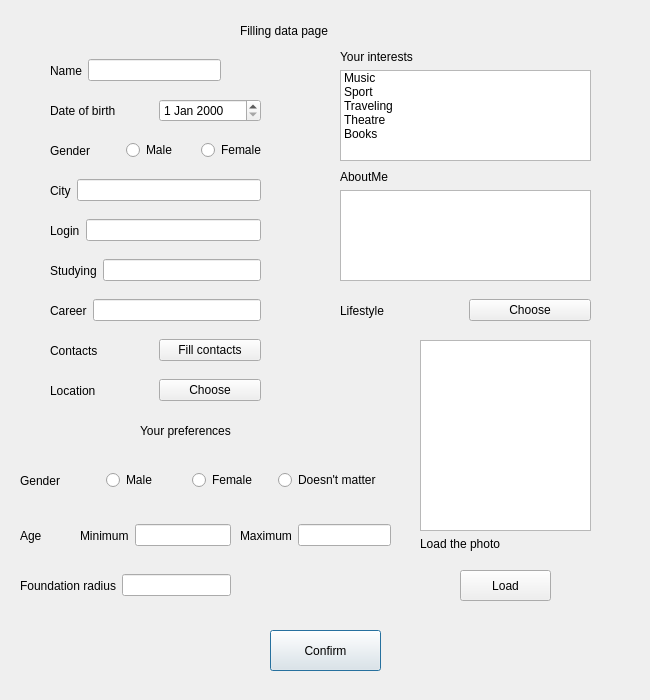
The window that HobbyHub/fillingdatapage.ui (cpp-park-vk-education/2023_1_Chaihona_-1) describes before a commit, drawn with Qt 5.
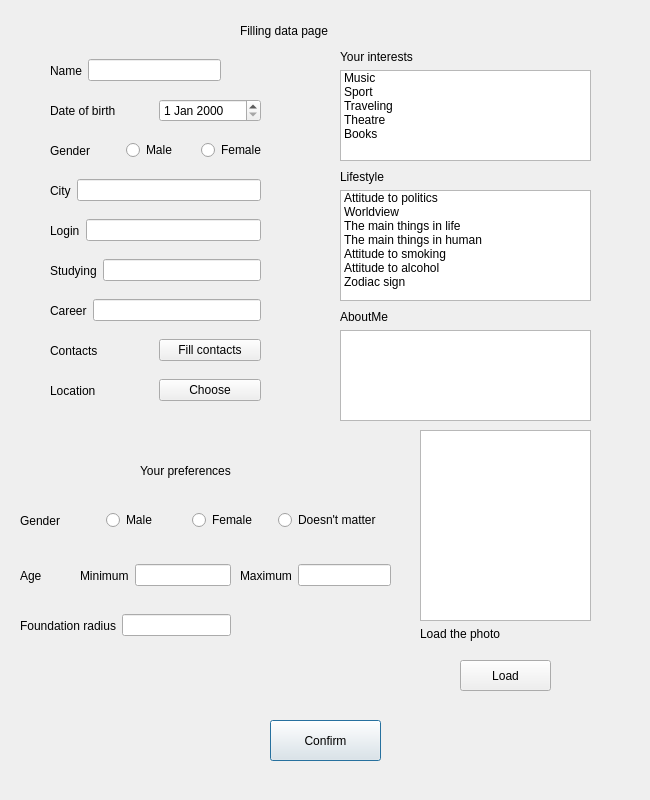
The same window after the commit.

```diff
--- a/HobbyHub/fillingdatapage.ui
+++ b/HobbyHub/fillingdatapage.ui
@@ -7,7 +7,7 @@
     <x>0</x>
     <y>0</y>
     <width>650</width>
-    <height>700</height>
+    <height>800</height>
    </rect>
   </property>
   <property name="windowTitle">
@@ -30,7 +30,7 @@
    <property name="geometry">
     <rect>
      <x>270</x>
-     <y>630</y>
+     <y>720</y>
      <width>111</width>
      <height>41</height>
     </rect>
@@ -157,7 +157,7 @@
    <property name="geometry">
     <rect>
      <x>420</x>
-     <y>340</y>
+     <y>430</y>
      <width>171</width>
      <height>211</height>
     </rect>
@@ -179,7 +179,7 @@
    <property name="geometry">
     <rect>
      <x>340</x>
-     <y>170</y>
+     <y>310</y>
      <width>251</width>
      <height>111</height>
     </rect>
@@ -201,7 +201,7 @@
    <property name="geometry">
     <rect>
      <x>460</x>
-     <y>570</y>
+     <y>660</y>
      <width>91</width>
      <height>31</height>
     </rect>
@@ -284,7 +284,7 @@
    <property name="geometry">
     <rect>
      <x>140</x>
-     <y>410</y>
+     <y>450</y>
      <width>261</width>
      <height>41</height>
     </rect>
@@ -297,7 +297,7 @@
    <property name="geometry">
     <rect>
      <x>20</x>
-     <y>460</y>
+     <y>500</y>
      <width>361</width>
      <height>41</height>
     </rect>
@@ -359,7 +359,7 @@
    <property name="geometry">
     <rect>
      <x>20</x>
-     <y>520</y>
+     <y>560</y>
      <width>61</width>
      <height>31</height>
     </rect>
@@ -401,37 +401,11 @@
     </item>
    </layout>
   </widget>
-  <widget class="QWidget" name="layoutWidget_5">
-   <property name="geometry">
-    <rect>
-     <x>340</x>
-     <y>290</y>
-     <width>251</width>
-     <height>41</height>
-    </rect>
-   </property>
-   <layout class="QHBoxLayout" name="horizontalLayout_11">
-    <item>
-     <widget class="QLabel" name="LifestyleLabel">
-      <property name="text">
-       <string>Lifestyle</string>
-      </property>
-     </widget>
-    </item>
-    <item>
-     <widget class="QPushButton" name="BtnChooseLifestyle">
-      <property name="text">
-       <string>Choose</string>
-      </property>
-     </widget>
-    </item>
-   </layout>
-  </widget>
-  <widget class="QWidget" name="">
+  <widget class="QWidget" name="layoutWidget">
    <property name="geometry">
     <rect>
      <x>80</x>
-     <y>520</y>
+     <y>560</y>
      <width>151</width>
      <height>31</height>
     </rect>
@@ -449,11 +423,11 @@
     </item>
    </layout>
   </widget>
-  <widget class="QWidget" name="">
+  <widget class="QWidget" name="layoutWidget">
    <property name="geometry">
     <rect>
      <x>240</x>
-     <y>520</y>
+     <y>560</y>
      <width>151</width>
      <height>31</height>
     </rect>
@@ -471,11 +445,11 @@
     </item>
    </layout>
   </widget>
-  <widget class="QWidget" name="">
+  <widget class="QWidget" name="layoutWidget">
    <property name="geometry">
     <rect>
      <x>20</x>
-     <y>570</y>
+     <y>610</y>
      <width>211</width>
      <height>31</height>
     </rect>
@@ -493,7 +467,7 @@
     </item>
    </layout>
   </widget>
-  <widget class="QWidget" name="">
+  <widget class="QWidget" name="layoutWidget">
    <property name="geometry">
     <rect>
      <x>50</x>
@@ -519,6 +493,64 @@
     </item>
    </layout>
   </widget>
+  <widget class="QWidget" name="layoutWidget">
+   <property name="geometry">
+    <rect>
+     <x>340</x>
+     <y>170</y>
+     <width>251</width>
+     <height>131</height>
+    </rect>
+   </property>
+   <layout class="QVBoxLayout" name="verticalLayout">
+    <item>
+     <widget class="QLabel" name="label">
+      <property name="text">
+       <string>Lifestyle</string>
+      </property>
+     </widget>
+    </item>
+    <item>
+     <widget class="QListWidget" name="listWidget">
+      <item>
+       <property name="text">
+        <string>Attitude to politics</string>
+       </property>
+      </item>
+      <item>
+       <property name="text">
+        <string>Worldview</string>
+       </property>
+      </item>
+      <item>
+       <property name="text">
+        <string>The main things in life</string>
+       </property>
+      </item>
+      <item>
+       <property name="text">
+        <string>The main things in human</string>
+       </property>
+      </item>
+      <item>
+       <property name="text">
+        <string>Attitude to smoking</string>
+       </property>
+      </item>
+      <item>
+       <property name="text">
+        <string>Attitude to alcohol</string>
+       </property>
+      </item>
+      <item>
+       <property name="text">
+        <string>Zodiac sign</string>
+       </property>
+      </item>
+     </widget>
+    </item>
+   </layout>
+  </widget>
  </widget>
  <resources/>
  <connections/>
```
